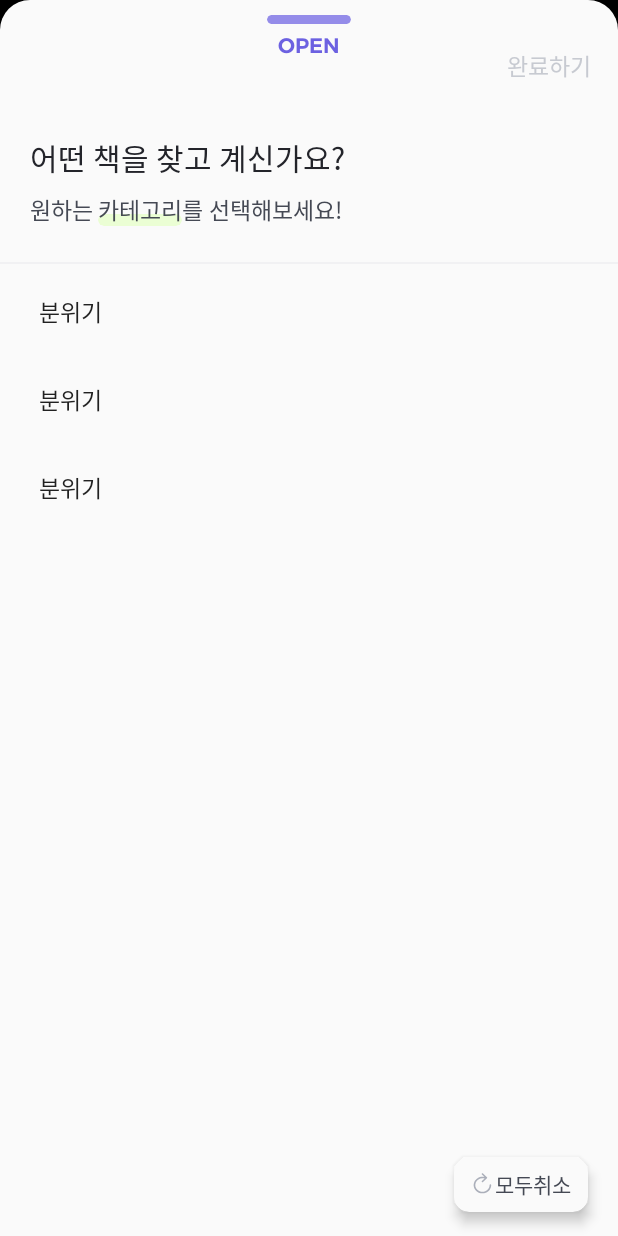
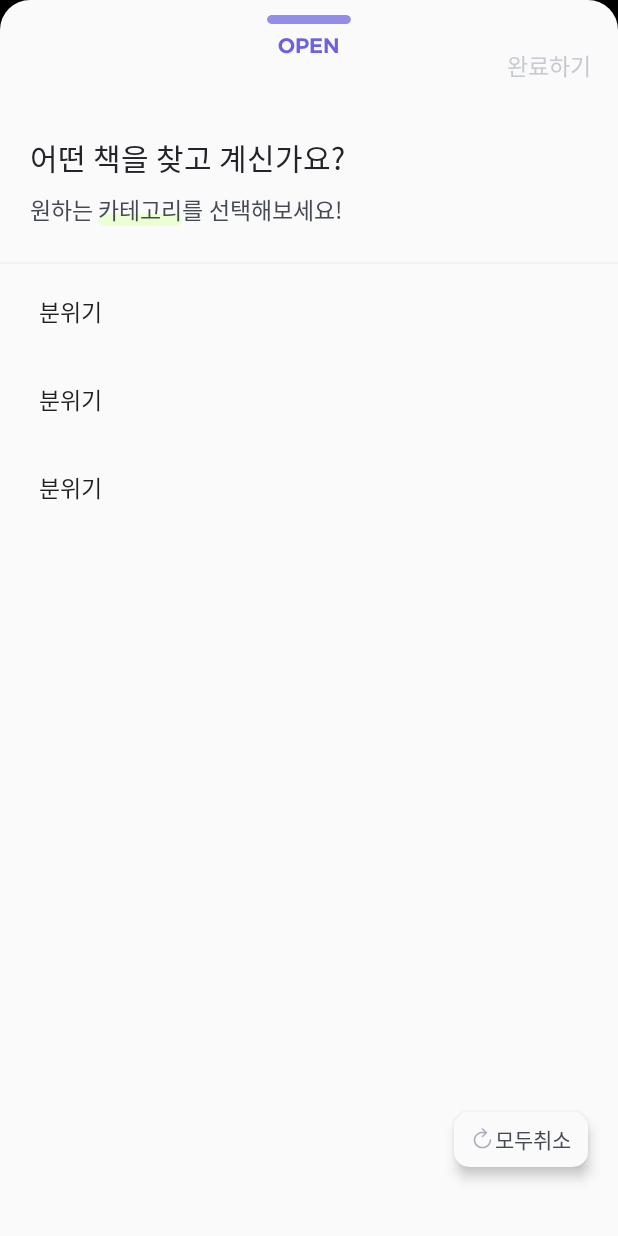
Before and after one commit to Viside-Team/viside-android, an Android app: the layout dialog_filter_select.xml on its own in the app's theme, with its tools: preview values and no code run, on a phone screen of 412 x 824 dp. Run offline under Robolectric (Android 15) with nearby library versions, the phone set to English and light mode, and no system bars.

Commit message:
[FEAT] 필터 선택 화면 네비게이션 바 때문에 여백 설정 위치 변경
fragment_filter.xml 에 적용되어 있던 패딩을
dialog_filter_select.xml 로 변경

관리하기 어려워질듯 한데,,,,아놔 그림자 땜에 미치것네,,

```diff
--- a/app/src/main/res/layout/dialog_filter_select.xml
+++ b/app/src/main/res/layout/dialog_filter_select.xml
@@ -113,7 +113,7 @@
             app:layout_constraintTop_toBottomOf="@id/view_filter_select_divider1"
             app:layout_constraintBottom_toBottomOf="parent"
             android:paddingTop="20dp"
-            android:paddingBottom="44dp"
+            android:paddingBottom="74dp"
             android:clipToPadding="false"
             android:paddingHorizontal="26dp"
             app:layoutManager="androidx.recyclerview.widget.LinearLayoutManager"
@@ -131,7 +131,7 @@
             app:cardBackgroundColor="@color/g25"
             app:cardElevation="5dp"
             android:layout_marginEnd="@dimen/default_horizontal_margin"
-            android:layout_marginBottom="16dp"
+            android:layout_marginBottom="46dp"
             android:onClick="@{()->viewModel.onAllClearClick()}"
             android:visibility="@{viewModel.selectedKeywordSet == null || viewModel.selectedKeywordSet.empty ? View.GONE : View.VISIBLE}"
             app:layout_constraintBottom_toBottomOf="@id/rv_filter_select_category"
--- a/app/src/main/res/layout/fragment_filter.xml
+++ b/app/src/main/res/layout/fragment_filter.xml
@@ -61,7 +61,6 @@
             app:elevation="20dp"
             app:behavior_hideable="false"
             app:behavior_peekHeight="70dp"
-            android:paddingBottom="@dimen/bottom_margin_for_covering_bnv"
             app:layout_behavior="com.google.android.material.bottomsheet.BottomSheetBehavior"
             >
             <include
```
